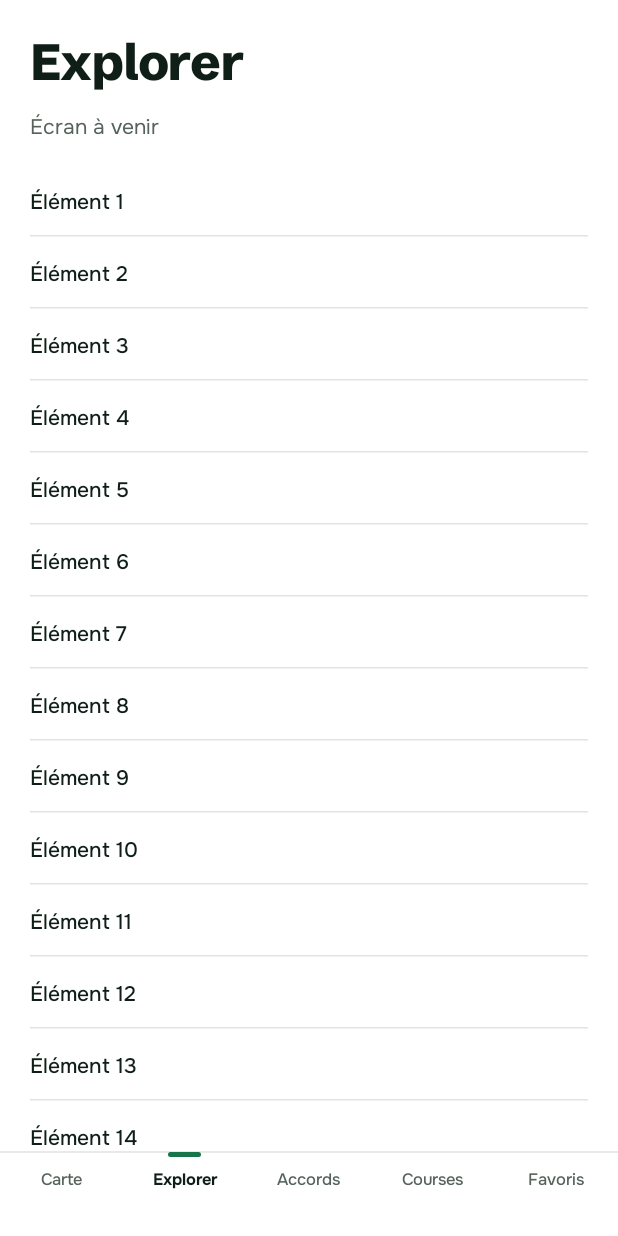
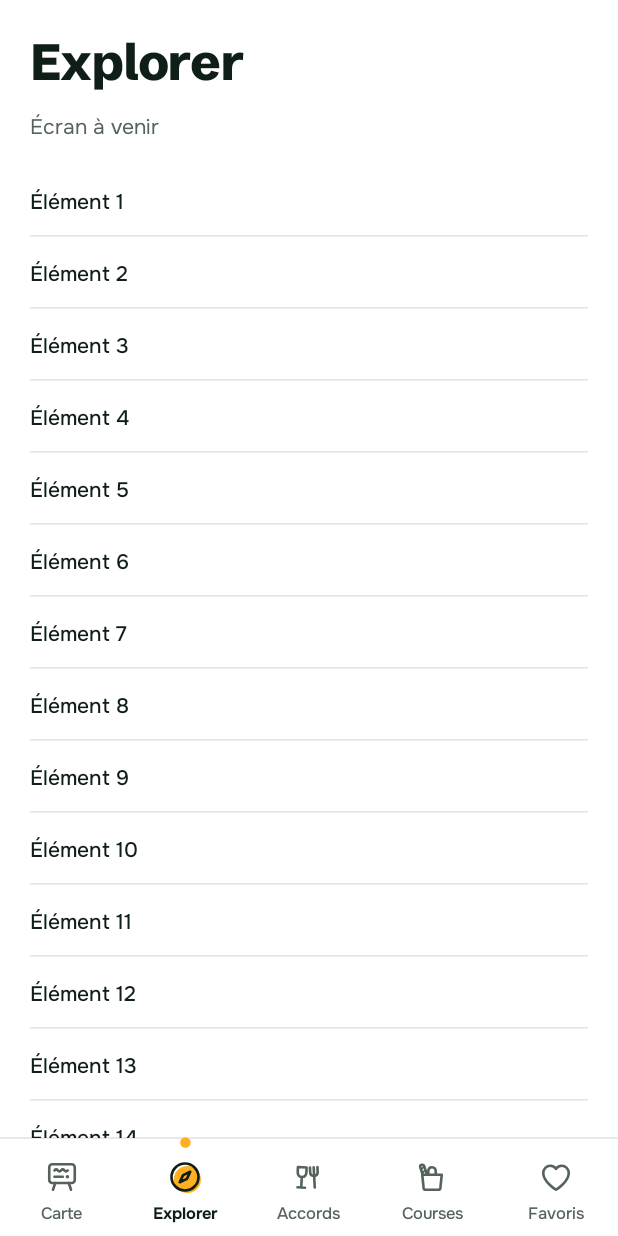
Before and after one commit to Neptune2k21/m1-android-project, an Android app built with Jetpack Compose: the screen it shows after launch (MainActivity), item 2 of the bottom bar chosen, on a phone screen of 412 x 824 dp. Run offline under Robolectric (Android 15) with nearby library versions, the phone set to English and light mode, and no system bars; our stand-ins replace Dagger/Hilt's generated code.

Commit message:
feat: dessine les icônes de la barre et le repère qui saute (#10)
Les cinq icônes validées sont dessinées en Compose, sans bibliothèque :
l'ardoise s'écrit, la boussole et le cœur sont tamponnés d'agrume, le
verre trinque avec la fourchette, la baguette sort du cabas. Chacune
joue son animation quand son onglet s'allume. Un grain agrume saute
d'un onglet à l'autre.

- ElementBarre reçoit une icône et un compteur, prévu pour Courses
- Plus de rectangle gris au toucher : l'icône animée sert de retour

```diff
--- a/app/src/main/java/com/example/m1_android_project/TableApp.kt
+++ b/app/src/main/java/com/example/m1_android_project/TableApp.kt
@@ -25,6 +25,11 @@ import com.example.m1_android_project.accords.AccordsEcran
 import com.example.m1_android_project.carte.CarteEcran
 import com.example.m1_android_project.core.designsystem.composant.BarreNavigation
 import com.example.m1_android_project.core.designsystem.composant.ElementBarre
+import com.example.m1_android_project.core.designsystem.icone.IconeAccords
+import com.example.m1_android_project.core.designsystem.icone.IconeCarte
+import com.example.m1_android_project.core.designsystem.icone.IconeCourses
+import com.example.m1_android_project.core.designsystem.icone.IconeExplorer
+import com.example.m1_android_project.core.designsystem.icone.IconeFavoris
 import com.example.m1_android_project.core.designsystem.theme.TableTheme
 import com.example.m1_android_project.core.navigation.Onglet
 import com.example.m1_android_project.core.navigation.Routes
@@ -43,7 +48,7 @@ fun TableApp(modifier: Modifier = Modifier, navController: NavHostController = r
     // La barre garde son onglet pendant qu'elle descend
     val dernierOnglet = remember { mutableStateOf(Onglet.Carte) }
     if (onglet != null) dernierOnglet.value = onglet
-    val elements = Onglet.entries.map { ElementBarre(stringResource(it.libelle)) }
+    val elements = Onglet.entries.map { ElementBarre(stringResource(it.libelle), it.icone()) }
 
     Scaffold(
         modifier = modifier,
@@ -83,6 +88,14 @@ fun TableApp(modifier: Modifier = Modifier, navController: NavHostController = r
     }
 }
 
+private fun Onglet.icone(): @Composable (Boolean) -> Unit = when (this) {
+    Onglet.Carte -> { actif -> IconeCarte(actif) }
+    Onglet.Explorer -> { actif -> IconeExplorer(actif) }
+    Onglet.Accords -> { actif -> IconeAccords(actif) }
+    Onglet.Courses -> { actif -> IconeCourses(actif) }
+    Onglet.Favoris -> { actif -> IconeFavoris(actif) }
+}
+
 /** L'écran sortant s'efface, puis l'entrant se pose : aucun ordre suggéré entre les onglets */
 private object Fondu {
     val entree = fadeIn(tween(220, delayMillis = 90)) + scaleIn(tween(220, delayMillis = 90), initialScale = 0.97f)
--- a/app/src/main/java/com/example/m1_android_project/core/designsystem/composant/BarreNavigation.kt
+++ b/app/src/main/java/com/example/m1_android_project/core/designsystem/composant/BarreNavigation.kt
@@ -1,41 +1,65 @@
 package com.example.m1_android_project.core.designsystem.composant
 
+import androidx.compose.animation.AnimatedVisibility
+import androidx.compose.animation.core.Animatable
+import androidx.compose.animation.core.FastOutSlowInEasing
+import androidx.compose.animation.core.LinearEasing
+import androidx.compose.animation.core.tween
+import androidx.compose.animation.fadeIn
+import androidx.compose.animation.fadeOut
+import androidx.compose.animation.scaleIn
+import androidx.compose.animation.scaleOut
 import androidx.compose.foundation.background
 import androidx.compose.foundation.layout.Arrangement
 import androidx.compose.foundation.layout.Box
 import androidx.compose.foundation.layout.Column
 import androidx.compose.foundation.layout.Row
 import androidx.compose.foundation.layout.WindowInsets
+import androidx.compose.foundation.layout.defaultMinSize
 import androidx.compose.foundation.layout.fillMaxWidth
 import androidx.compose.foundation.layout.heightIn
 import androidx.compose.foundation.layout.navigationBars
+import androidx.compose.foundation.layout.offset
 import androidx.compose.foundation.layout.padding
-import androidx.compose.foundation.layout.size
 import androidx.compose.foundation.layout.windowInsetsPadding
 import androidx.compose.foundation.selection.selectable
 import androidx.compose.foundation.selection.selectableGroup
 import androidx.compose.material3.Text
 import androidx.compose.runtime.Composable
+import androidx.compose.runtime.LaunchedEffect
 import androidx.compose.runtime.getValue
 import androidx.compose.runtime.mutableIntStateOf
 import androidx.compose.runtime.remember
 import androidx.compose.runtime.setValue
 import androidx.compose.ui.Alignment
 import androidx.compose.ui.Modifier
-import androidx.compose.ui.draw.drawBehind
+import androidx.compose.ui.draw.drawWithContent
 import androidx.compose.ui.geometry.Offset
-import androidx.compose.ui.graphics.Color
+import androidx.compose.ui.graphics.drawscope.scale
 import androidx.compose.ui.semantics.Role
 import androidx.compose.ui.text.font.FontWeight
+import androidx.compose.ui.text.style.TextAlign
 import androidx.compose.ui.unit.dp
+import androidx.compose.ui.unit.sp
+import androidx.compose.ui.util.lerp
+import com.example.m1_android_project.core.designsystem.icone.IconeAccords
+import com.example.m1_android_project.core.designsystem.icone.IconeCarte
+import com.example.m1_android_project.core.designsystem.icone.IconeCourses
+import com.example.m1_android_project.core.designsystem.icone.IconeExplorer
+import com.example.m1_android_project.core.designsystem.icone.IconeFavoris
+import com.example.m1_android_project.core.designsystem.icone.cles
 import com.example.m1_android_project.core.designsystem.theme.Planche
 import com.example.m1_android_project.core.designsystem.theme.TableTheme
 import com.example.m1_android_project.core.designsystem.theme.ThemePreviews
 
-/** Un onglet de la barre */
-data class ElementBarre(val libelle: String)
+/** Un onglet de la barre. badge -> nombre affiché sur l'icône, rien si nul ou à zéro */
+data class ElementBarre(
+    val libelle: String,
+    val icone: @Composable (actif: Boolean) -> Unit,
+    val badge: Int? = null,
+)
 
-/** Barre du bas. L'onglet actif porte le repère */
+/** Barre du bas. Un grain agrume saute jusqu'à l'onglet choisi */
 @Composable
 fun BarreNavigation(
     elements: List<ElementBarre>,
@@ -45,12 +69,38 @@ fun BarreNavigation(
 ) {
     val couleurs = TableTheme.couleurs
     val filet = TableTheme.espacements.filet
+    val saut = remember { Animatable(1f) }
+    var depart by remember { mutableIntStateOf(selection) }
+    var arrivee by remember { mutableIntStateOf(selection) }
+
+    LaunchedEffect(selection) {
+        if (selection == arrivee) return@LaunchedEffect
+        depart = arrivee
+        arrivee = selection
+        saut.snapTo(0f)
+        saut.animateTo(1f, tween(DureeSaut, easing = LinearEasing))
+    }
 
     Row(
         modifier = modifier
             .fillMaxWidth()
             .background(couleurs.fond)
-            .drawBehind { drawLine(couleurs.filet, Offset.Zero, Offset(size.width, 0f), filet.toPx()) }
+            .drawWithContent {
+                drawContent()
+                drawLine(couleurs.filet, Offset.Zero, Offset(size.width, 0f), filet.toPx())
+                // Vol en arc
+                val p = saut.value
+                val vol = (p / .82f).coerceAtMost(1f)
+                val largeurOnglet = size.width / elements.size
+                val x = lerp(largeurOnglet * (depart + .5f), largeurOnglet * (arrivee + .5f), FastOutSlowInEasing.transform(vol))
+                val y = HauteurGrain.toPx() - HauteurSaut.toPx() * 4 * vol * (1 - vol)
+                val largeur = cles(p, 0f to 1f, .48f to 1.15f, .82f to 1.35f, 1f to 1f)
+                val hauteur = cles(p, 0f to 1f, .48f to 1.15f, .82f to .65f, 1f to 1f)
+                val rayon = TailleGrain.toPx() / 2
+                scale(largeur, hauteur, pivot = Offset(x, y + rayon)) {
+                    drawCircle(couleurs.accent, rayon, Offset(x, y))
+                }
+            }
             .windowInsetsPadding(WindowInsets.navigationBars)
             .selectableGroup(),
     ) {
@@ -72,19 +122,18 @@ private fun Onglet(element: ElementBarre, actif: Boolean, onClick: () -> Unit, m
     Column(
         modifier = modifier
             .heightIn(min = HauteurOnglet)
-            .selectable(selected = actif, role = Role.Tab, onClick = onClick),
+            // L'icône qui s'anime suffit comme retour, sans rectangle gris au toucher
+            .selectable(selected = actif, interactionSource = null, indication = null, role = Role.Tab, onClick = onClick)
+            .padding(top = 14.dp, bottom = TableTheme.espacements.s),
         horizontalAlignment = Alignment.CenterHorizontally,
-        verticalArrangement = Arrangement.spacedBy(TableTheme.espacements.s),
+        verticalArrangement = Arrangement.spacedBy(5.dp),
     ) {
-        // Repère provisoire, il saute d'un onglet à l'autre à l'étape suivante
-        Box(
-            Modifier
-                .size(width = 22.dp, height = 3.dp)
-                .background(if (actif) couleurs.action else Color.Transparent, TableTheme.formes.badge),
-        )
+        Box {
+            element.icone(actif)
+            Badge(element.badge, Modifier.align(Alignment.TopEnd).offset(x = 9.dp, y = (-6).dp))
+        }
         Text(
             element.libelle,
-            modifier = Modifier.padding(bottom = TableTheme.espacements.s),
             style = TableTheme.typo.onglet,
             fontWeight = if (actif) FontWeight.Bold else FontWeight.Medium,
             color = if (actif) couleurs.texte else couleurs.texteSecondaire,
@@ -92,14 +141,50 @@ private fun Onglet(element: ElementBarre, actif: Boolean, onClick: () -> Unit, m
     }
 }
 
+@Composable
+private fun Badge(nombre: Int?, modifier: Modifier) {
+    val visible = nombre != null && nombre > 0
+    // Garde le dernier nombre pendant que la pastille disparaît
+    var affiche by remember { mutableIntStateOf(0) }
+    if (nombre != null && nombre > 0) affiche = nombre
+
+    AnimatedVisibility(
+        visible = visible,
+        modifier = modifier,
+        enter = scaleIn() + fadeIn(),
+        exit = scaleOut() + fadeOut(),
+    ) {
+        Text(
+            if (affiche > 99) "99+" else "$affiche",
+            modifier = Modifier
+                .defaultMinSize(minWidth = 16.dp, minHeight = 16.dp)
+                .background(TableTheme.couleurs.accent, TableTheme.formes.badge)
+                .padding(horizontal = 4.dp),
+            style = TableTheme.typo.badge.copy(fontSize = 10.sp, lineHeight = 16.sp),
+            color = TableTheme.couleurs.surAccent,
+            textAlign = TextAlign.Center,
+        )
+    }
+}
+
+private const val DureeSaut = 460
 private val HauteurOnglet = 56.dp
+private val TailleGrain = 7.dp
+private val HauteurGrain = 3.dp
+private val HauteurSaut = 15.dp
 
 @ThemePreviews
 @Composable
 private fun ApercuBarreNavigation() = Planche {
     var selection by remember { mutableIntStateOf(0) }
     BarreNavigation(
-        elements = listOf("Carte", "Explorer", "Accords", "Courses", "Favoris").map(::ElementBarre),
+        elements = listOf(
+            ElementBarre("Carte", { IconeCarte(it) }),
+            ElementBarre("Explorer", { IconeExplorer(it) }),
+            ElementBarre("Accords", { IconeAccords(it) }),
+            ElementBarre("Courses", { IconeCourses(it) }, badge = 3),
+            ElementBarre("Favoris", { IconeFavoris(it) }),
+        ),
         selection = selection,
         onSelection = { selection = it },
     )
--- /dev/null
+++ b/app/src/main/java/com/example/m1_android_project/core/designsystem/icone/Dessin.kt
@@ -0,0 +1,128 @@
+package com.example.m1_android_project.core.designsystem.icone
+
+import androidx.compose.animation.animateColorAsState
+import androidx.compose.animation.core.Animatable
+import androidx.compose.animation.core.CubicBezierEasing
+import androidx.compose.animation.core.Easing
+import androidx.compose.animation.core.FastOutSlowInEasing
+import androidx.compose.animation.core.LinearEasing
+import androidx.compose.animation.core.animateFloatAsState
+import androidx.compose.animation.core.tween
+import androidx.compose.runtime.Composable
+import androidx.compose.runtime.LaunchedEffect
+import androidx.compose.runtime.State
+import androidx.compose.runtime.getValue
+import androidx.compose.runtime.remember
+import androidx.compose.ui.geometry.Offset
+import androidx.compose.ui.graphics.Color
+import androidx.compose.ui.graphics.Path
+import androidx.compose.ui.graphics.PathMeasure
+import androidx.compose.ui.graphics.StrokeCap
+import androidx.compose.ui.graphics.StrokeJoin
+import androidx.compose.ui.graphics.drawscope.DrawScope
+import androidx.compose.ui.graphics.drawscope.Stroke
+import androidx.compose.ui.graphics.drawscope.scale
+import androidx.compose.ui.graphics.lerp
+import androidx.compose.ui.graphics.luminance
+import androidx.compose.ui.graphics.vector.PathParser
+import androidx.compose.ui.unit.dp
+import com.example.m1_android_project.core.designsystem.theme.TableTheme
+
+//icônes sont dessinées sur une grille de 24
+
+internal val TailleIcone = 24.dp
+private const val Grille = 24f
+internal const val Trait = 1.75f
+
+/** Dépassement en fin de course pour les pastilles qui apparaissent */
+internal val Rebond = CubicBezierEasing(.3f, 1.6f, .5f, 1f)
+
+internal fun chemin(d: String): Path = PathParser().parsePathString(d).toPath()
+
+internal inline fun DrawScope.grille(dessin: DrawScope.() -> Unit) =
+    scale(size.minDimension / Grille, pivot = Offset.Zero, block = dessin)
+
+internal fun DrawScope.trait(chemin: Path, couleur: Color, largeur: Float = Trait) =
+    drawPath(chemin, couleur, style = Stroke(largeur, cap = StrokeCap.Round, join = StrokeJoin.Round))
+
+/** Chemin tracé en partie */
+internal class Trace(d: String) {
+    val chemin = chemin(d)
+    private val mesure = PathMeasure().apply { setPath(chemin, false) }
+    private val morceau = Path()
+
+    fun partie(avancement: Float): Path {
+        morceau.reset()
+        mesure.getSegment(0f, mesure.length * avancement, morceau, true)
+        return morceau
+    }
+}
+
+internal fun DrawScope.tracer(trace: Trace, avancement: Float, couleur: Color) {
+    if (avancement <= 0f) return
+    trait(if (avancement >= 1f) trace.chemin else trace.partie(avancement), couleur)
+}
+
+/** Avancement de 0 à 1 d'une partie de l'animation */
+internal fun Float.entre(debut: Float, fin: Float, easing: Easing = FastOutSlowInEasing): Float =
+    easing.transform(((this - debut) / (fin - debut)).coerceIn(0f, 1f))
+
+/** Valeur à l'instant p d'une suite d'images clés (instant, valeur) */
+internal fun cles(p: Float, vararg images: Pair<Float, Float>): Float {
+    val i = images.indexOfLast { it.first <= p }.coerceIn(0, images.size - 2)
+    val (t0, v0) = images[i]
+    val (t1, v1) = images[i + 1]
+    return v0 + (v1 - v0) * p.entre(t0, t1)
+}
+
+/** Joue l'animation à chaque fois que l'icône s'allume pas à son premier affichage */
+@Composable
+internal fun avancement(actif: Boolean, dureeMs: Int): State<Float> {
+    val avancement = remember { Animatable(1f) }
+    val premier = remember { booleanArrayOf(true) }
+    LaunchedEffect(actif) {
+        if (premier[0]) {
+            premier[0] = false
+            return@LaunchedEffect
+        }
+        if (actif) {
+            avancement.snapTo(0f)
+            avancement.animateTo(1f, tween(dureeMs, easing = LinearEasing))
+        }
+    }
+    return avancement.asState()
+}
+
+/** Couleurs d'une icône qui glissent entre repos et actif */
+internal class CouleursIcone(
+    val trait: Color,
+    val accent: Color,
+    /** Détails agrume, visibles une fois actif */
+    val agrume: Color,
+    val pastille: Color,
+    val teinte: Color,
+    val teinteAgrume: Color,
+    /** Remplissage qui masque ce qui passe derrière */
+    val plein: Color,
+    val tampon: Float,
+)
+
+@Composable
+internal fun couleursIcone(actif: Boolean): CouleursIcone {
+    val couleurs = TableTheme.couleurs
+    val trait by animateColorAsState(if (actif) couleurs.texte else couleurs.texteSecondaire, tween(200), label = "trait")
+    val apparition by animateFloatAsState(if (actif) 1f else 0f, tween(200), label = "apparition")
+    // L'agrume plein éblouit sur fond sombre
+    val tampon = if (couleurs.fond.luminance() < .5f) .8f else 1f
+
+    return CouleursIcone(
+        trait = trait,
+        accent = couleurs.accent,
+        agrume = couleurs.accent.copy(alpha = apparition),
+        pastille = lerp(trait, couleurs.accent, apparition),
+        teinte = couleurs.teinteAction.copy(alpha = apparition),
+        teinteAgrume = couleurs.teinteAccent.copy(alpha = apparition),
+        plein = lerp(couleurs.fond, couleurs.teinteAction, apparition),
+        tampon = tampon * apparition,
+    )
+}
--- /dev/null
+++ b/app/src/main/java/com/example/m1_android_project/core/designsystem/icone/IconesBarre.kt
@@ -0,0 +1,193 @@
+package com.example.m1_android_project.core.designsystem.icone
+
+import androidx.compose.animation.core.LinearOutSlowInEasing
+import androidx.compose.foundation.Canvas
+import androidx.compose.foundation.layout.Arrangement
+import androidx.compose.foundation.layout.Column
+import androidx.compose.foundation.layout.Row
+import androidx.compose.foundation.layout.size
+import androidx.compose.runtime.Composable
+import androidx.compose.runtime.getValue
+import androidx.compose.runtime.mutableStateOf
+import androidx.compose.runtime.remember
+import androidx.compose.runtime.setValue
+import androidx.compose.ui.Modifier
+import androidx.compose.ui.geometry.CornerRadius
+import androidx.compose.ui.geometry.Offset
+import androidx.compose.ui.geometry.Rect
+import androidx.compose.ui.geometry.Size
+import androidx.compose.ui.graphics.Color
+import androidx.compose.ui.graphics.Path
+import androidx.compose.ui.graphics.StrokeJoin
+import androidx.compose.ui.graphics.drawscope.DrawScope
+import androidx.compose.ui.graphics.drawscope.Stroke
+import androidx.compose.ui.graphics.drawscope.rotate
+import androidx.compose.ui.graphics.drawscope.scale
+import androidx.compose.ui.graphics.drawscope.translate
+import androidx.compose.foundation.clickable
+import androidx.compose.ui.unit.dp
+import com.example.m1_android_project.core.designsystem.theme.Planche
+import com.example.m1_android_project.core.designsystem.theme.TableTheme
+import com.example.m1_android_project.core.designsystem.theme.ThemePreviews
+
+/** Ardoise du jour la craie écrit puis la puce agrume s'allume */
+@Composable
+fun IconeCarte(actif: Boolean, modifier: Modifier = Modifier) {
+    val avancement = avancement(actif, dureeMs = 750)
+    val c = couleursIcone(actif)
+
+    Canvas(modifier.size(TailleIcone)) {
+        val p = avancement.value
+        grille {
+            drawRoundRect(c.teinte, Offset(3.5f, 3.5f), Size(17f, 12.5f), CornerRadius(2f))
+            drawRoundRect(c.trait, Offset(3.5f, 3.5f), Size(17f, 12.5f), CornerRadius(2f), style = Stroke(Trait, join = StrokeJoin.Round))
+            trait(Pieds, c.trait)
+            tracer(Craie, p.entre(0f, .43f, LinearOutSlowInEasing), c.trait)
+            tracer(Mot, p.entre(.16f, .59f, LinearOutSlowInEasing), c.trait)
+            scale(p.entre(.43f, 1f, Rebond), pivot = Puce) { drawCircle(c.pastille, 1.2f, Puce) }
+        }
+    }
+}
+
+/** Boussole tamponnée d'agrume */
+@Composable
+fun IconeExplorer(actif: Boolean, modifier: Modifier = Modifier) =
+    IconeTampon(actif, Cadran, pivot = Offset(12f, 12f), modifier) { couleur ->
+        drawCircle(couleur, 9f, Offset(12f, 12f), style = Stroke(Trait))
+        trait(Aiguille, couleur)
+    }
+
+/** Le verre se remplit et trinque avec la fourchette */
+@Composable
+fun IconeAccords(actif: Boolean, modifier: Modifier = Modifier) {
+    val avancement = avancement(actif, dureeMs = 620)
+    val c = couleursIcone(actif)
+
+    Canvas(modifier.size(TailleIcone)) {
+        val p = avancement.value
+        // Les deux se penchent l'un vers l'autre jusqu'à se toucher
+        val penche = cles(p, 0f to 0f, .4f to 5f, .58f to 2f, .74f to 3.5f, 1f to 0f)
+        grille {
+            rotate(3f + penche, pivot = Offset(7.5f, 19f)) {
+                scale(1f, p.entre(.16f, .89f), pivot = Offset(7.5f, 11.25f)) { drawPath(Jus, c.agrume) }
+                trait(Verre, c.trait)
+            }
+            rotate(-3f - penche, pivot = Offset(16.5f, 19f)) { trait(Fourchette, c.trait) }
+            if (p > 0f && p < 1f) {
+                val eclat = cles(p, 0f to 0f, .3f to 0f, .45f to 1f, 1f to 0f)
+                scale(cles(p, 0f to .4f, .3f to .4f, .45f to 1.1f, 1f to 1.25f), pivot = Offset(12f, 3f)) {
+                    trait(Eclats, c.accent.copy(alpha = eclat))
+                }
+            }
+        }
+    }
+}
+
+/** La baguette sort du cabas et se dandine */
+@Composable
+fun IconeCourses(actif: Boolean, modifier: Modifier = Modifier) {
+    val avancement = avancement(actif, dureeMs = 720)
+    val c = couleursIcone(actif)
+
+    Canvas(modifier.size(TailleIcone)) {
+        val p = avancement.value
+        grille {
+            translate(6.4f, 8f) {
+                rotate(-18f, pivot = Offset.Zero) {
+                    val sortie = cles(p, 0f to 0f, .3f to -2.6f, .48f to -2f, .64f to -1.6f, .8f to -.6f, 1f to 0f)
+                    val dandine = cles(p, 0f to 0f, .3f to 0f, .48f to -7f, .64f to 6f, .8f to -2f, 1f to 0f)
+                    translate(0f, sortie) {
+                        rotate(dandine, pivot = Offset(0f, 4.3f)) { baguette(c) }
+                    }
+                }
+            }
+            trait(Anse, c.trait)
+            // Le cabas encaisse en se tassant
+            val largeur = cles(p, 0f to 1f, .48f to 1f, .58f to 1.05f, .72f to .98f, 1f to 1f)
+            val hauteur = cles(p, 0f to 1f, .48f to 1f, .58f to .9f, .72f to 1.03f, 1f to 1f)
+            scale(largeur, hauteur, pivot = Offset(12f, 20.5f)) {
+                drawPath(Cabas, c.plein)
+                trait(Cabas, c.trait)
+            }
+        }
+    }
+}
+
+/** Cœur tamponné d'agrume */
+@Composable
+fun IconeFavoris(actif: Boolean, modifier: Modifier = Modifier) =
+    IconeTampon(actif, Coeur, pivot = Offset(12f, 12.5f), modifier) { couleur -> trait(Coeur, couleur) }
+
+/** Le tampon se pose en biais puis se cale en décalé sous le trait */
+@Composable
+private fun IconeTampon(
+    actif: Boolean,
+    forme: Path,
+    pivot: Offset,
+    modifier: Modifier,
+    dessin: DrawScope.(Color) -> Unit,
+) {
+    val avancement = avancement(actif, dureeMs = 420)
+    val c = couleursIcone(actif)
+
+    Canvas(modifier.size(TailleIcone)) {
+        val p = avancement.value
+        grille {
+            translate(1.6f, 1.6f) {
+                rotate(cles(p, 0f to -14f, .55f to 2f, 1f to 0f), pivot) {
+                    scale(cles(p, 0f to 1.5f, .55f to .93f, 1f to 1f), pivot = pivot) {
+                        drawPath(forme, c.accent, alpha = c.tampon * p.entre(0f, .55f))
+                    }
+                }
+            }
+            scale(cles(p, 0f to 1f, .4f to .86f, 1f to 1f), pivot = Offset(12f, 12f)) { dessin(c.trait) }
+        }
+    }
+}
+
+private fun DrawScope.baguette(c: CouleursIcone) {
+    val coin = Offset(-1.35f, -4.3f)
+    val taille = Size(2.7f, 8.6f)
+    drawRoundRect(c.teinteAgrume, coin, taille, CornerRadius(1.35f))
+    drawRoundRect(c.trait, coin, taille, CornerRadius(1.35f), style = Stroke(Trait))
+    trait(Entailles, c.trait, largeur = 1.25f)
+}
+
+private val Puce = Offset(15.6f, 11.8f)
+private val Pieds = chemin("M7.5 16L6 20.5M16.5 16L18 20.5")
+private val Craie = Trace("M7 7.6q1.1-1.3 2.2 0t2.2 0t2.2 0t2.2 0")
+private val Mot = Trace("M7 11.8H12.5")
+private val Cadran = Path().apply { addOval(Rect(3f, 3f, 21f, 21f)) }
+private val Aiguille = chemin("M15.5 8.5L13.27 13.27L8.5 15.5L10.73 10.73Z")
+private val Verre = chemin("M4.6 5.5H10.4V8.5Q10.4 12 7.5 12Q4.6 12 4.6 8.5ZM7.5 12V19M5 19H10")
+private val Jus = chemin("M5.35 7.6H9.65V8.5Q9.65 11.25 7.5 11.25Q5.35 11.25 5.35 8.5Z")
+private val Fourchette = chemin("M16.5 19V11.2M14 5.5V9Q14 11.2 16.5 11.2Q19 11.2 19 9V5.5M16.5 5.5V11.2")
+private val Eclats = chemin("M11.9 3.2V1.7M9.9 3.6L9.1 2.8M13.9 3.6L14.7 2.8")
+private val Entailles = chemin("M-.6 -1.7L.6 -2.5M-.6 .8L.6 0")
+private val Anse = chemin("M9.5 10.5V8.5Q9.5 5.5 12 5.5Q14.5 5.5 14.5 8.5V10.5")
+private val Cabas = chemin("M5.5 10.5H18.5L17.6 19.3Q17.4 20.5 16.2 20.5H7.8Q6.6 20.5 6.4 19.3Z")
+private val Coeur = chemin(
+    "M12 20.5C12 20.5 3.5 15.3 3.5 9.3C3.5 6.6 5.6 4.5 8.2 4.5C9.8 4.5 11.2 5.3 12 6.6" +
+        "C12.8 5.3 14.2 4.5 15.8 4.5C18.4 4.5 20.5 6.6 20.5 9.3C20.5 15.3 12 20.5 12 20.5Z",
+)
+
+@ThemePreviews
+@Composable
+private fun ApercuIconesBarre() = Planche {
+    val icones: List<@Composable (Boolean, Modifier) -> Unit> = listOf(
+        { a, m -> IconeCarte(a, m) },
+        { a, m -> IconeExplorer(a, m) },
+        { a, m -> IconeAccords(a, m) },
+        { a, m -> IconeCourses(a, m) },
+        { a, m -> IconeFavoris(a, m) },
+    )
+    // Toucher une icône l'allume ou l'éteint
+    listOf(false, true).forEach { depart ->
+        Row(horizontalArrangement = Arrangement.spacedBy(TableTheme.espacements.l)) {
+            icones.forEach { icone ->
+                var actif by remember { mutableStateOf(depart) }
+                Column { icone(actif, Modifier.size(48.dp).clickable { actif = !actif }) }
+            }
+        }
+    }
+}
--- a/app/src/main/res/values/strings.xml
+++ b/app/src/main/res/values/strings.xml
@@ -1,4 +1,4 @@
-<resources>
+<resources xmlns:tools="http://schemas.android.com/tools" tools:locale="fr">
     <string name="app_name">m1-android-project</string>
     <string name="mention_sanitaire">Un verre, ça va. Trois verres, c\'est l\'onglet Accords.</string>
 
```
